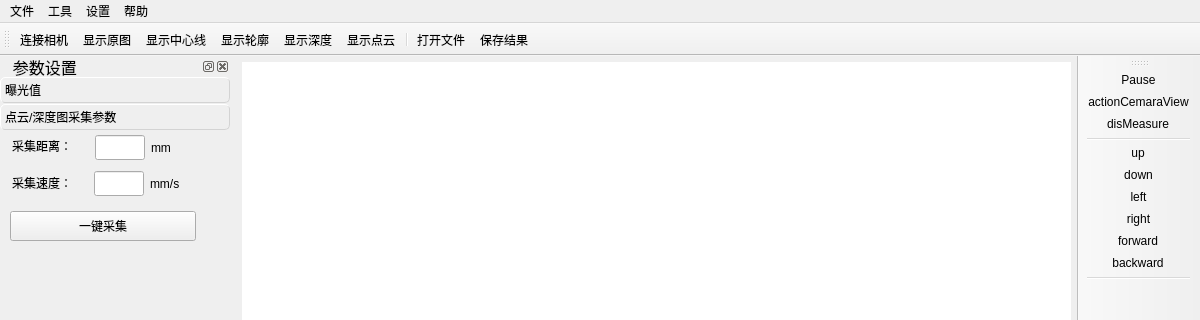
This is mainwindow.ui in WY-Huang/Laser-Scanning as Qt 5 draws it before an edit; both pictures show x 0 to 1200 and y 0 to 320 of the 1200 by 800 pixel window. The edited form follows.
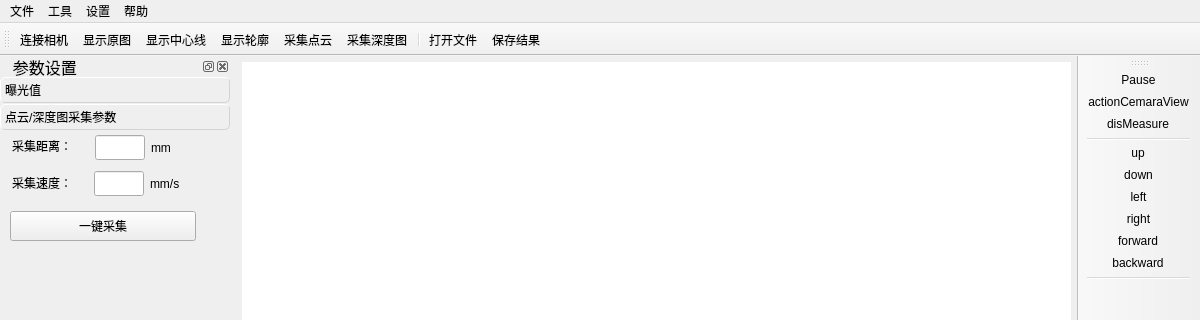
This is the edited form. Icons and pictures are not drawn. Custom widgets are drawn as their Qt base class.

Commit message: 1536 old image ok!

```diff
--- a/mainwindow.ui
+++ b/mainwindow.ui
@@ -208,8 +208,8 @@
    <addaction name="showCam"/>
    <addaction name="showCenter"/>
    <addaction name="showTrajectory"/>
-   <addaction name="showDepth"/>
    <addaction name="showPointCloud"/>
+   <addaction name="showDepth"/>
    <addaction name="separator"/>
    <addaction name="openFile"/>
    <addaction name="saveFile"/>
@@ -739,7 +739,7 @@
      <normaloff>:/toolbar_ico/icons/range.png</normaloff>:/toolbar_ico/icons/range.png</iconset>
    </property>
    <property name="text">
-    <string>显示深度</string>
+    <string>采集深度图</string>
    </property>
   </action>
   <action name="showPointCloud">
@@ -748,7 +748,7 @@
      <normaloff>:/toolbar_ico/icons/pointcloud.png</normaloff>:/toolbar_ico/icons/pointcloud.png</iconset>
    </property>
    <property name="text">
-    <string>显示点云</string>
+    <string>采集点云</string>
    </property>
   </action>
   <action name="setParam">
```
The commit also changes 2 other files.
